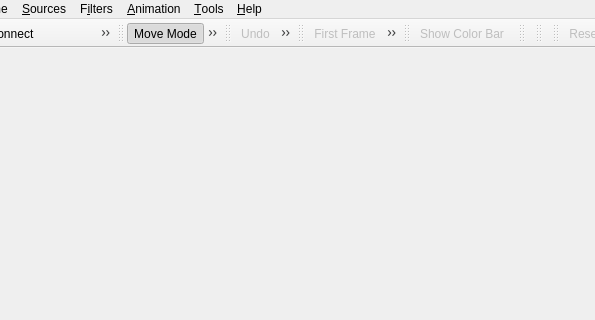
This is Applications/Client/MainWindow.ui in wildmichael/ParaView3-enhancements-old as Qt 5 draws it before an edit; both pictures show x 155 to 750 and y 0 to 320 of the 940 by 700 pixel window. The edited form follows.
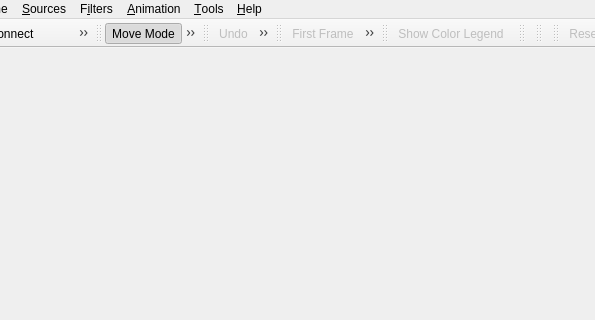
This is the edited form. Icons and pictures are not drawn.

```diff
--- a/Applications/Client/MainWindow.ui
+++ b/Applications/Client/MainWindow.ui
@@ -455,7 +455,7 @@
     <iconset resource="../../Qt/Components/Resources/pqComponents.qrc" >:/pqWidgets/Icons/pqScalarBar24.png</iconset>
    </property>
    <property name="text" >
-    <string>Show Color Bar</string>
+    <string>Show Color Legend</string>
    </property>
    <property name="toolTip" >
     <string>Toggle Scalar Bar Visibility</string>
```
Left out of the diff: 2 changed lines with no effect on the pictures.
